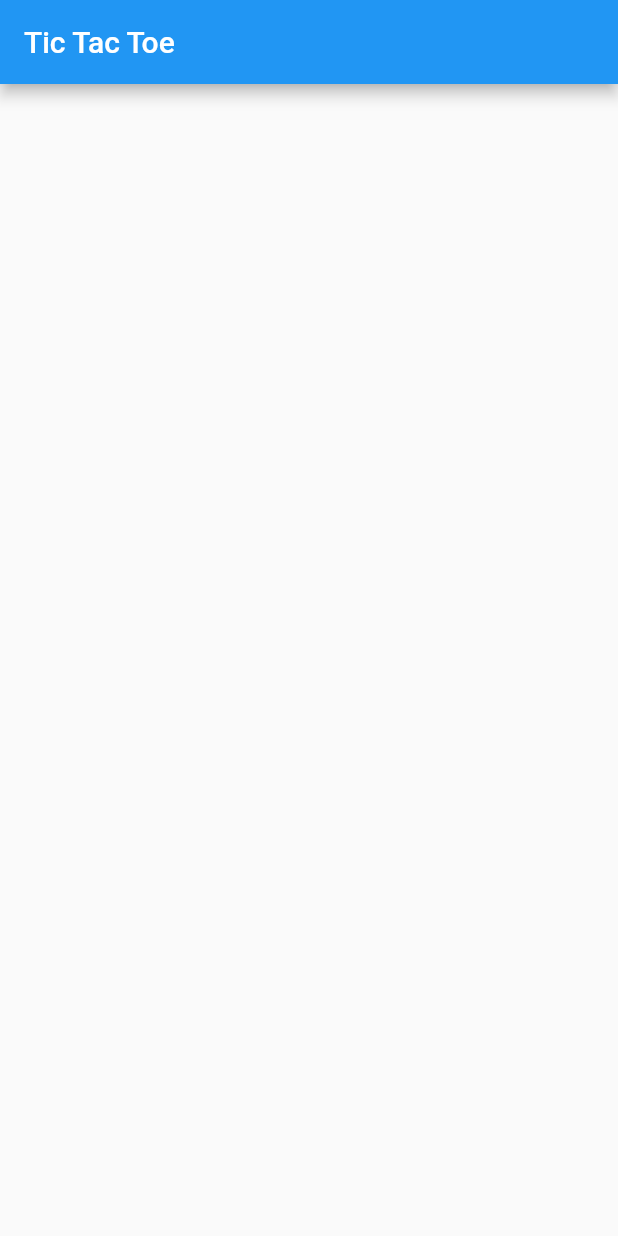
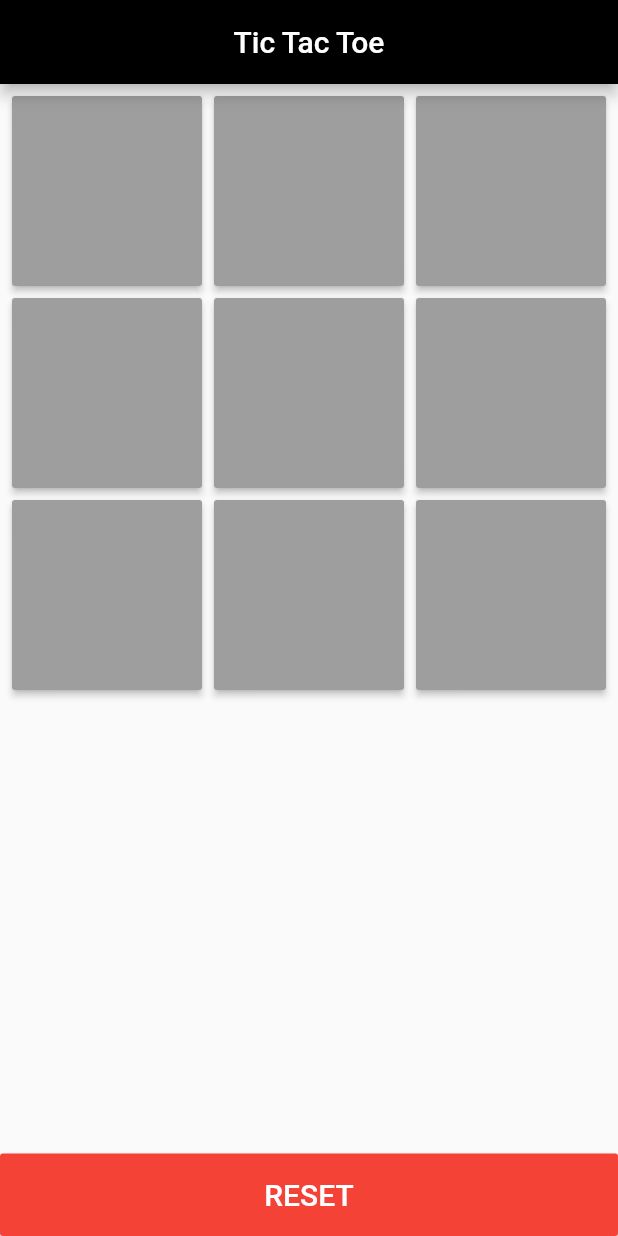
Before and after one commit to Santosh07/Flutter-TicTacToe, a Flutter app: the screen it shows after launch, on a phone screen of 412 x 824 dp. Run offline on Flutter 3.47's test engine with Material 2 defaults, Android fonts, the phone set to English and light mode, and no system bars.

Commit message:
added basic functionality

```diff
--- /dev/null
+++ b/lib/enums/Player.dart
@@ -0,0 +1,5 @@
+enum Player {
+  none,
+  player1,
+  player2
+}
--- /dev/null
+++ b/lib/game_button.dart
@@ -0,0 +1,10 @@
+import 'package:flutter/material.dart';
+
+class GameButton {
+  int id;
+  String text;
+  Color bg;
+  bool enabled;
+
+  GameButton({this.id, this.text = "", this.bg = Colors.grey, this.enabled = true});
+}
--- a/lib/home.dart
+++ b/lib/home.dart
@@ -1,10 +1,148 @@
 import 'package:flutter/material.dart';
+import 'package:tic_tac_toe/custom_dialog.dart';
+import 'package:tic_tac_toe/game_button.dart';
 
-class HomeScreen extends StatelessWidget {
+class HomeScreen extends StatefulWidget {
+  @override
+  _HomeScreenState createState() => _HomeScreenState();
+}
+
+class _HomeScreenState extends State<HomeScreen> {
+  List<GameButton> gameButtons;
+
+  List<int> player1;
+  List<int> player2;
+  int activePlayer;
+
+  @override
+  void initState() {
+    super.initState();
+
+    player1 = List();
+    player2 = List();
+    activePlayer = 1;
+
+    gameButtons = generateNewButtons();
+  }
+
+  List<GameButton> generateNewButtons() {
+    return <GameButton>[
+      new GameButton(id: 1),
+      new GameButton(id: 2),
+      new GameButton(id: 3),
+      new GameButton(id: 4),
+      new GameButton(id: 5),
+      new GameButton(id: 6),
+      new GameButton(id: 7),
+      new GameButton(id: 8),
+      new GameButton(id: 9),
+    ];
+  }
+
+  void playGame(GameButton gb) {
+    setState(() {
+      gb.enabled = false;
+      if (activePlayer == 1) {
+        gb.bg = Colors.red;
+        gb.text = "X";
+        activePlayer = 2;
+        player1.add(gb.id);
+      } else if (activePlayer == 2) {
+        gb.bg = Colors.black;
+        gb.text = "O";
+        player2.add(gb.id);
+        activePlayer = 1;
+      }
+      checkWinner();
+    });
+  }
+
+  void checkWinner() {
+    String content = "Press the reset button to start again";
+
+    if (processWinLogicForPlayer(player1)) {
+      showWonDialog("Player 1 won", content, resetGame);
+    } else if (processWinLogicForPlayer(player2)) {
+      showWonDialog("Player 2 won", content, resetGame);
+    }
+  }
+
+  void showWonDialog(String title, String content, VoidCallback resetGame) {
+    showDialog(
+        context: context,
+        builder: (_) => CustomDialog(title, content, resetGame));
+  }
+
+  void resetGame() {
+    if (Navigator.canPop(context)) Navigator.pop(context);
+    player1.clear();
+    player2.clear();
+    activePlayer = 1;
+    setState(() {
+      gameButtons = generateNewButtons();
+    });
+  }
+
+  bool processWinLogicForPlayer(List<int> player) {
+    var result = false;
+    if (player.contains(1) && player.contains(2) && player.contains(3) ||
+        player.contains(4) && player.contains(5) && player.contains(6) ||
+        player.contains(7) && player.contains(8) && player.contains(9) ||
+        player.contains(1) && player.contains(4) && player.contains(7) ||
+        player.contains(2) && player.contains(5) && player.contains(8) ||
+        player.contains(3) && player.contains(6) && player.contains(9) ||
+        player.contains(1) && player.contains(5) && player.contains(9) ||
+        player.contains(3) && player.contains(5) && player.contains(7)) {
+      result = true;
+    }
+    return result;
+  }
+
   @override
   Widget build(BuildContext context) {
-    return Container(
-
-    );
+    return Scaffold(
+        appBar: AppBar(
+          centerTitle: true,
+          title: Text('Tic Tac Toe'),
+        ),
+        body: Column(
+          mainAxisAlignment: MainAxisAlignment.start,
+          crossAxisAlignment: CrossAxisAlignment.stretch,
+          children: <Widget>[
+            Expanded(
+                          child: GridView.builder(
+                padding: const EdgeInsets.all(8.0),
+                gridDelegate: SliverGridDelegateWithFixedCrossAxisCount(
+                    crossAxisCount: 3,
+                    crossAxisSpacing: 8,
+                    childAspectRatio: 1,
+                    mainAxisSpacing: 8),
+                itemCount: gameButtons.length,
+                itemBuilder: (context, i) => SizedBox(
+                      width: 100,
+                      height: 100,
+                      child: RaisedButton(
+                        padding: const EdgeInsets.all(8.0),
+                        onPressed: gameButtons[i].enabled
+                            ? () => playGame(gameButtons[i])
+                            : null,
+                        color: gameButtons[i].bg,
+                        disabledColor: gameButtons[i].bg,
+                        child: Text(
+                          gameButtons[i].text,
+                          style: TextStyle(color: Colors.white, fontSize: 20.0),
+                        ),
+                      ),
+                    ),
+              ),
+            ),
+            RaisedButton(
+              padding: const EdgeInsets.all(16.0),
+              child: Text("RESET", style: TextStyle(color: Colors.white, fontSize: 20),),
+              onPressed: resetGame,
+              color: Colors.red,
+            )
+          ],
+        ));
   }
 }
```
Also changed, not shown: lib/custom_dialog.dart (added, +23 -0 lines), lib/main.dart (+4 -8 lines), 1 other file.
